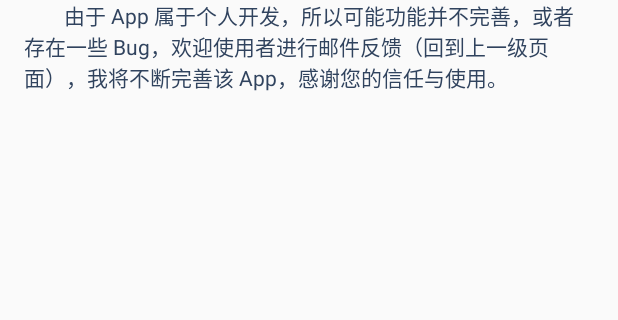
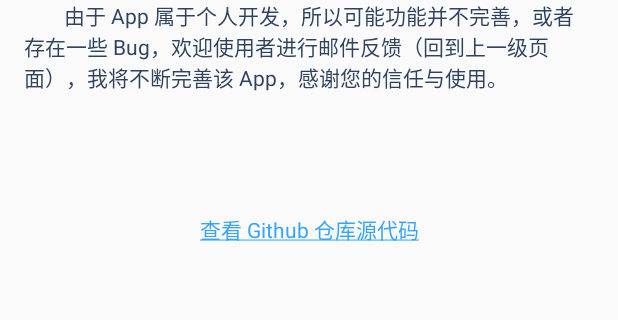
Before and after one commit to nefeed/HZBicycle_Android, an Android app: the AboutActivity screen opened directly, with no data from a screen before it, on a phone screen of 412 x 824 dp, the part 477-797 px from its top. Run offline under Robolectric (Android 15) with nearby library versions, the phone set to English and light mode, and no system bars; libraries missing offline, so code that uses them is left out: com.umeng.analytics; 2 statements that could not run were skipped.

Commit message:
增加应用内显示 Github 仓库地址的网页，修改整体应用主题为 沉浸式顶栏主题

```diff
--- a/app/src/main/AndroidManifest.xml
+++ b/app/src/main/AndroidManifest.xml
@@ -67,7 +67,7 @@
         android:icon="@mipmap/ic_launcher"
         android:label="@string/app_name"
         android:supportsRtl="true"
-        android:theme="@style/AppTheme"
+        android:theme="@style/ImmersedTheme"
         tools:replace="android:allowBackup">
         <!-- sugar db begin -->
         <meta-data
--- a/app/src/main/kotlin/com/gavin/hzbicycle/ui/AboutActivity.kt
+++ b/app/src/main/kotlin/com/gavin/hzbicycle/ui/AboutActivity.kt
@@ -6,13 +6,17 @@ import android.content.Context
 import android.content.Intent
 import android.os.Build
 import android.os.Bundle
+import android.text.SpannableString
+import android.text.style.UnderlineSpan
 import android.view.View
 import com.gavin.hzbicycle.BuildConfig
 import com.gavin.hzbicycle.R
 import com.gavin.hzbicycle.base.BaseActivity
 import com.gavin.hzbicycle.util.Util
+import com.gavin.hzbicycle.widget.button.NoDoubleClickListener
 import kotlinx.android.synthetic.main.activity_about.*
 import kotlinx.android.synthetic.main.toolbar_normal_layout.*
+import org.jetbrains.anko.onClick
 
 /**
  * User: Gavin
@@ -22,6 +26,9 @@ import kotlinx.android.synthetic.main.toolbar_normal_layout.*
  * Time: 17:15
  */
 class AboutActivity : BaseActivity() {
+
+
+    val mClickListener: AboutActivity.CustomClickListener by lazy { CustomClickListener() }
 
     override fun onCreate(savedInstanceState: Bundle?) {
         super.onCreate(savedInstanceState)
@@ -33,6 +40,23 @@ class AboutActivity : BaseActivity() {
         val _buildStr: StringBuffer = StringBuffer("${Util.getAppVersionCode(applicationContext)}")
         _buildStr.append("\t").append(if (BuildConfig.DEBUG) "DEBUG" else "Release")
         tvBuild.text = _buildStr.toString()
+        val _showGithubStr = getString(R.string.show_github_repository)
+        val _showGithubSS : SpannableString = SpannableString(_showGithubStr)
+        _showGithubSS.setSpan(UnderlineSpan(), 0 , _showGithubStr.length, 0)
+        tvGithubRepository.text = _showGithubSS
+        tvGithubRepository.onClick { v -> mClickListener.onNoDoubleClick(v) }
+    }
+
+    private fun showGithubRepository(view: View?) {
+        HtmlActivity.startActivity(this@AboutActivity, view, getString(R.string.github_repository_url))
+    }
+
+    inner class CustomClickListener : NoDoubleClickListener() {
+        override fun onNoDoubleClick(v: View?) {
+            when (v?.id) {
+                R.id.tvGithubRepository -> showGithubRepository(v)
+            }
+        }
     }
 
     companion object {
--- /dev/null
+++ b/app/src/main/res/drawable/blue_press_selector.xml
@@ -0,0 +1,8 @@
+<?xml version="1.0" encoding="utf-8"?>
+<selector xmlns:android="http://schemas.android.com/apk/res/android">
+    <item android:color="@color/colorBasicInfoBluePressed" android:state_enabled="false" />
+
+    <item android:color="@color/colorBasicInfoBlue" android:state_pressed="false" />
+
+    <item android:color="@color/colorBasicInfoBluePressed" android:state_pressed="true" />
+</selector>
--- /dev/null
+++ b/app/src/main/res/drawable/toolbar_button_bg.xml
@@ -0,0 +1,8 @@
+<?xml version="1.0" encoding="utf-8"?>
+<selector xmlns:android="http://schemas.android.com/apk/res/android">
+
+    <item android:drawable="@color/colorPrimaryDark" android:state_pressed="true"/>
+    <item android:drawable="@color/colorPrimaryDark" android:state_focused="true"/>
+    <item android:drawable="@color/colorPrimary"/>
+
+</selector>
--- a/app/src/main/res/layout/activity_about.xml
+++ b/app/src/main/res/layout/activity_about.xml
@@ -96,6 +96,19 @@
                 android:text="@string/about_hz_bicycle_one_more_thing"
                 android:textColor="@color/colorPrimary"
                 android:textSize="14sp" />
+
+            <TextView
+                android:id="@+id/tvGithubRepository"
+                android:layout_width="match_parent"
+                android:layout_height="wrap_content"
+                android:paddingLeft="@dimen/activity_vertical_margin"
+                android:paddingRight="@dimen/activity_vertical_margin"
+                android:gravity="center_horizontal"
+                android:layout_below="@+id/tvOneMoreThing"
+                android:layout_marginTop="80dp"
+                android:autoLink="all"
+                android:textColor="@drawable/blue_press_selector"
+                android:text="@string/show_github_repository"/>
         </RelativeLayout>
 
     </ScrollView>
--- a/app/src/main/res/layout/toolbar_normal_layout.xml
+++ b/app/src/main/res/layout/toolbar_normal_layout.xml
@@ -1,5 +1,6 @@
 <?xml version="1.0" encoding="utf-8"?>
 <merge xmlns:android="http://schemas.android.com/apk/res/android"
+    xmlns:app="http://schemas.android.com/apk/res-auto"
     android:layout_width="match_parent"
     android:layout_height="match_parent">
 
@@ -7,14 +8,19 @@
         android:id="@+id/toolbar"
         android:layout_width="match_parent"
         android:layout_height="wrap_content"
-        android:background="@color/colorPrimary">
+        android:background="@color/colorPrimary"
+        app:theme="@style/ToolbarTheme"
+        app:popupTheme="@style/ToolbarPopupTheme"
+        app:titleTextAppearance="@style/ToolbarTitle"
+        android:fitsSystemWindows="true">
 
         <TextView
             android:id="@+id/tvTitle"
             android:layout_width="wrap_content"
             android:layout_height="wrap_content"
-            android:gravity="center"
-            android:textColor="#fff"
+            android:maxLines="1"
+            android:gravity="start"
+            android:textColor="@color/colorBasicWhite"
             android:textSize="18sp" />
     </android.support.v7.widget.Toolbar>
 
--- a/app/src/main/res/values/colors.xml
+++ b/app/src/main/res/values/colors.xml
@@ -1,7 +1,7 @@
 <?xml version="1.0" encoding="utf-8"?>
 <resources>
     <color name="colorPrimary">#30435e</color>
-    <color name="colorPrimaryDark">#30435e</color>
+    <color name="colorPrimaryDark">#243751</color>
     <color name="colorAccent">#ffffff</color>
 
     <color name="basic_white">#FFFFFF</color>
--- a/app/src/main/res/values/strings.xml
+++ b/app/src/main/res/values/strings.xml
@@ -36,5 +36,8 @@
     <string name="dialog_remove_offline_map_content">删除后继续使用地图将需要消耗流量，是否确定删除？</string>
     <string name="requires_phone_call_permission">缺少电话相关权限，请进入 设置-应用程序-权限设置 中进行配置！</string>
     <string name="dialog_feedback_service_call_msg">&lt;font color = \'#333333\'&gt;客服热线&lt;/font&gt;&lt;br&gt;&lt;big&gt;&lt;big&gt;&lt;font color = \'#333333\'&gt;%s&lt;/font&gt;&lt;/big&gt;&lt;/big&gt;&lt;br&gt;&lt;small&gt;&lt;font color = \'#666666\'&gt;服务时间: 09:00-21:00&lt;/font&gt;&lt;/small&gt;</string>
+    <string name="show_github_repository">查看 Github 仓库源代码</string>
+    <string name="github_repository_url">https://github.com/GavinChangCN/HZBicycle_Android</string>
 
+    <string name="webview_open_outside">使用系统浏览器打开网页</string>
 </resources>
--- a/app/src/main/res/values/styles.xml
+++ b/app/src/main/res/values/styles.xml
@@ -6,6 +6,8 @@
         <item name="colorPrimary">@color/colorPrimary</item>
         <item name="colorPrimaryDark">@color/colorPrimaryDark</item>
         <item name="colorAccent">@color/colorAccent</item>
+        <item name="actionMenuTextColor">@android:color/white</item>
+        <item name="actionMenuTextAppearance">@style/ToolbarMenuTextSize</item>
     </style>
 
     <!-- 沉浸式顶栏主题 -->
@@ -33,4 +35,28 @@
         <item name="android:textSize">@dimen/common_btn_text_size</item>
     </style>
 
+    <!-- toolbar菜单样式 -->
+    <style name="ToolbarTheme" parent="@style/ThemeOverlay.AppCompat.ActionBar">
+        <item name="actionMenuTextColor">@android:color/white</item>
+        <item name="actionMenuTextAppearance">@style/ToolbarMenuTextSize</item>
+        <item name="selectableItemBackground">@drawable/toolbar_button_bg</item>
+    </style>
+
+    <!-- toolbar弹出菜单样式 -->
+    <style name="ToolbarPopupTheme" parent="@style/ThemeOverlay.AppCompat">
+        <item name="android:colorBackground">@color/colorPrimary</item>
+    </style>
+
+    <!-- toolbar标题样式 -->
+    <style name="ToolbarTitle" parent="@style/TextAppearance.Widget.AppCompat.Toolbar.Title">
+        <item name="android:textSize">14sp</item>
+        <item name="android:textColor">@color/colorBasicWhite</item>
+    </style>
+
+    <!-- toolbar菜单文字尺寸 -->
+    <style name="ToolbarMenuTextSize" parent="@style/TextAppearance.AppCompat.Menu">
+        <item name="android:textSize">10sp</item>
+        <item name="android:textColor">@color/colorBasicWhite</item>
+    </style>
+
 </resources>
```
Also changed, not shown: app/src/main/kotlin/com/gavin/hzbicycle/ui/HtmlActivity.kt (+56 -5 lines), app/src/main/res/menu/menu_webview.xml (added, +13 -0 lines), app/src/main/res/values/dimens.xml (+7 -0 lines), app/src/main/res/drawable-hdpi/webview_open_outside.png (added), app/src/main/res/drawable-mdpi/webview_open_outside.png (added), app/src/main/res/drawable-xxhdpi/webview_open_outside.png (added).
